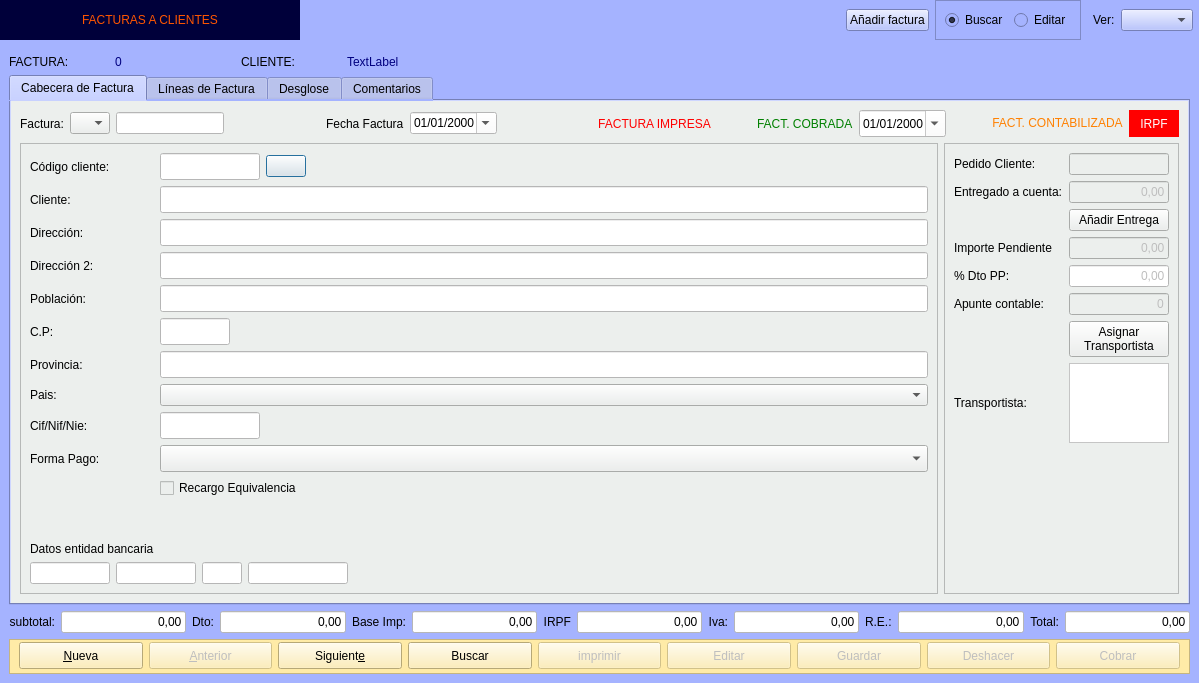
Old version of the form Zona_Ventas/frmfacturas.ui in the repository arcnexus/RedFoX.
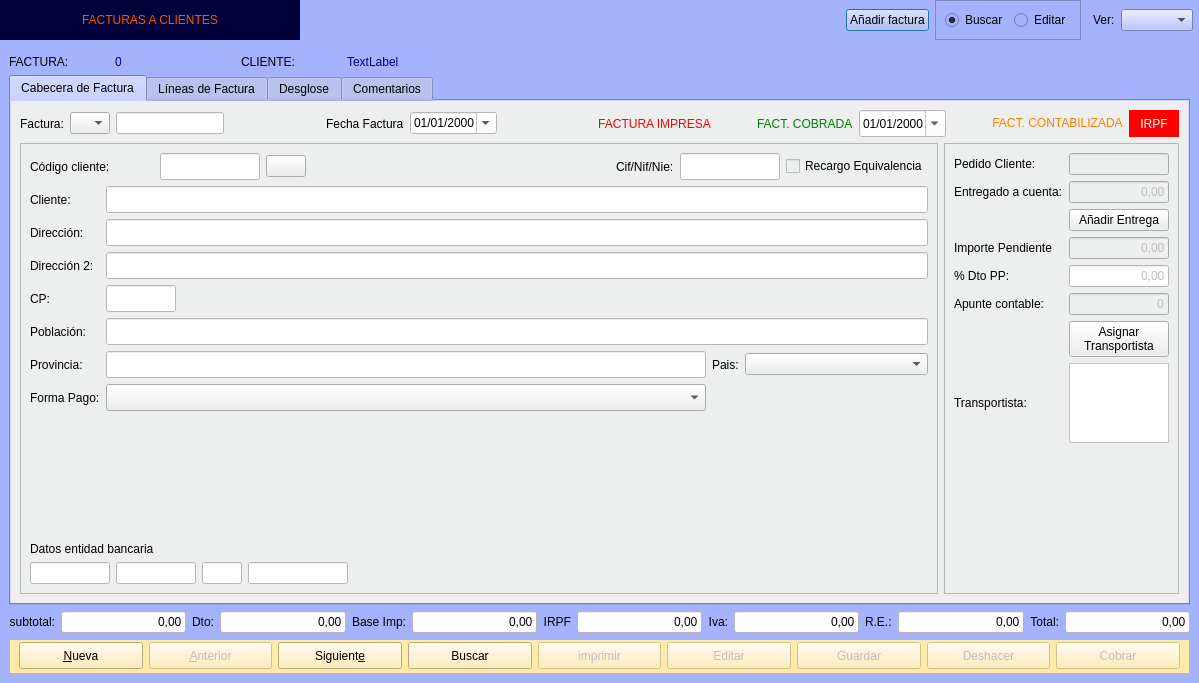
New version of the form. The open tabs and pages were chosen to show the change. Icons and pictures are not drawn.

Commit message: Arreglo desfase tamaño mainwindow a causa de controles frmfacturas.ui

```diff
--- a/Zona_Ventas/frmfacturas.ui
+++ b/Zona_Ventas/frmfacturas.ui
@@ -78,6 +78,65 @@
      </property>
     </spacer>
    </item>
+   <item row="0" column="5">
+    <widget class="QLabel" name="label_34">
+     <property name="maximumSize">
+      <size>
+       <width>80</width>
+       <height>16777215</height>
+      </size>
+     </property>
+     <property name="text">
+      <string>Ver:</string>
+     </property>
+    </widget>
+   </item>
+   <item row="0" column="3">
+    <widget class="QFrame" name="frame_4">
+     <property name="frameShape">
+      <enum>QFrame::StyledPanel</enum>
+     </property>
+     <property name="frameShadow">
+      <enum>QFrame::Raised</enum>
+     </property>
+     <layout class="QHBoxLayout" name="horizontalLayout_7">
+      <item>
+       <widget class="QRadioButton" name="radBuscar">
+        <property name="text">
+         <string>Buscar</string>
+        </property>
+        <property name="checked">
+         <bool>true</bool>
+        </property>
+       </widget>
+      </item>
+      <item>
+       <widget class="QRadioButton" name="radEditar">
+        <property name="text">
+         <string>Editar</string>
+        </property>
+       </widget>
+      </item>
+     </layout>
+    </widget>
+   </item>
+   <item row="0" column="2">
+    <widget class="QPushButton" name="btnAnadir_2">
+     <property name="text">
+      <string>Añadir factura</string>
+     </property>
+     <property name="icon">
+      <iconset resource="../maya.qrc">
+       <normaloff>:/Icons/PNG/add.png</normaloff>:/Icons/PNG/add.png</iconset>
+     </property>
+     <property name="iconSize">
+      <size>
+       <width>15</width>
+       <height>15</height>
+      </size>
+     </property>
+    </widget>
+   </item>
    <item row="1" column="0" colspan="8">
     <widget class="QStackedWidget" name="stackedWidget">
      <property name="currentIndex">
@@ -303,41 +362,15 @@
                <property name="frameShadow">
                 <enum>QFrame::Raised</enum>
                </property>
-               <layout class="QGridLayout" name="gridLayout_3">
-                <item row="15" column="0">
-                 <widget class="QLabel" name="label_23">
+               <layout class="QGridLayout" name="gridLayout_6">
+                <item row="0" column="0">
+                 <widget class="QLabel" name="label_3">
                   <property name="text">
-                   <string>Datos entidad bancaria</string>
+                   <string>Código cliente:</string>
                   </property>
                  </widget>
                 </item>
-                <item row="7" column="1">
-                 <widget class="QLineEdit" name="txtprovincia">
-                  <property name="minimumSize">
-                   <size>
-                    <width>0</width>
-                    <height>27</height>
-                   </size>
-                  </property>
-                  <property name="maximumSize">
-                   <size>
-                    <width>16777215</width>
-                    <height>16777215</height>
-                   </size>
-                  </property>
-                  <property name="styleSheet">
-                   <string notr="true">background-color: rgb(255, 255, 255);</string>
-                  </property>
-                 </widget>
-                </item>
-                <item row="8" column="0">
-                 <widget class="QLabel" name="label_14">
-                  <property name="text">
-                   <string>Pais:</string>
-                  </property>
-                 </widget>
-                </item>
-                <item row="0" column="1">
+                <item row="0" column="2">
                  <layout class="QHBoxLayout" name="horizontalLayout_4">
                   <item>
                    <widget class="QLineEdit" name="txtcodigo_cliente">
@@ -367,6 +400,12 @@
                      <iconset resource="../maya.qrc">
                       <normaloff>:/Icons/PNG/search.png</normaloff>:/Icons/PNG/search.png</iconset>
                     </property>
+                    <property name="iconSize">
+                     <size>
+                      <width>14</width>
+                      <height>14</height>
+                     </size>
+                    </property>
                    </widget>
                   </item>
                   <item>
@@ -382,16 +421,244 @@
                     </property>
                    </spacer>
                   </item>
+                  <item>
+                   <widget class="QLabel" name="label_15">
+                    <property name="text">
+                     <string>Cif/Nif/Nie:</string>
+                    </property>
+                   </widget>
+                  </item>
+                  <item>
+                   <widget class="QLineEdit" name="txtcif">
+                    <property name="minimumSize">
+                     <size>
+                      <width>0</width>
+                      <height>27</height>
+                     </size>
+                    </property>
+                    <property name="maximumSize">
+                     <size>
+                      <width>100</width>
+                      <height>16777215</height>
+                     </size>
+                    </property>
+                    <property name="styleSheet">
+                     <string notr="true">background-color: rgb(255, 255, 255);</string>
+                    </property>
+                   </widget>
+                  </item>
+                  <item>
+                   <widget class="QCheckBox" name="chkrecargo_equivalencia">
+                    <property name="text">
+                     <string>Recargo Equivalencia</string>
+                    </property>
+                    <property name="checkable">
+                     <bool>true</bool>
+                    </property>
+                    <property name="checked">
+                     <bool>false</bool>
+                    </property>
+                   </widget>
+                  </item>
                  </layout>
                 </item>
-                <item row="0" column="0">
-                 <widget class="QLabel" name="label_3">
+                <item row="1" column="0" colspan="3">
+                 <layout class="QGridLayout" name="gridLayout_3">
+                  <item row="1" column="1" colspan="5">
+                   <widget class="QLineEdit" name="txtdireccion1">
+                    <property name="minimumSize">
+                     <size>
+                      <width>0</width>
+                      <height>27</height>
+                     </size>
+                    </property>
+                    <property name="styleSheet">
+                     <string notr="true">background-color: rgb(255, 255, 255);</string>
+                    </property>
+                   </widget>
+                  </item>
+                  <item row="3" column="1">
+                   <widget class="QLineEdit" name="txtcp">
+                    <property name="minimumSize">
+                     <size>
+                      <width>0</width>
+                      <height>27</height>
+                     </size>
+                    </property>
+                    <property name="maximumSize">
+                     <size>
+                      <width>70</width>
+                      <height>16777215</height>
+                     </size>
+                    </property>
+                    <property name="styleSheet">
+                     <string notr="true">background-color: rgb(255, 255, 255);</string>
+                    </property>
+                   </widget>
+                  </item>
+                  <item row="5" column="1">
+                   <widget class="QLineEdit" name="txtprovincia">
+                    <property name="minimumSize">
+                     <size>
+                      <width>0</width>
+                      <height>27</height>
+                     </size>
+                    </property>
+                    <property name="maximumSize">
+                     <size>
+                      <width>16777215</width>
+                      <height>16777215</height>
+                     </size>
+                    </property>
+                    <property name="styleSheet">
+                     <string notr="true">background-color: rgb(255, 255, 255);</string>
+                    </property>
+                   </widget>
+                  </item>
+                  <item row="2" column="1" colspan="5">
+                   <widget class="QLineEdit" name="txtdireccion2">
+                    <property name="minimumSize">
+                     <size>
+                      <width>0</width>
+                      <height>27</height>
+                     </size>
+                    </property>
+                    <property name="styleSheet">
+                     <string notr="true">background-color: rgb(255, 255, 255);</string>
+                    </property>
+                   </widget>
+                  </item>
+                  <item row="6" column="0">
+                   <widget class="QLabel" name="label_20">
+                    <property name="text">
+                     <string>Forma Pago:</string>
+                    </property>
+                   </widget>
+                  </item>
+                  <item row="1" column="0">
+                   <widget class="QLabel" name="label_5">
+                    <property name="text">
+                     <string>Dirección:</string>
+                    </property>
+                   </widget>
+                  </item>
+                  <item row="0" column="0">
+                   <widget class="QLabel" name="label_4">
+                    <property name="text">
+                     <string>Cliente:</string>
+                    </property>
+                   </widget>
+                  </item>
+                  <item row="5" column="0">
+                   <widget class="QLabel" name="label_13">
+                    <property name="text">
+                     <string>Provincia:</string>
+                    </property>
+                   </widget>
+                  </item>
+                  <item row="2" column="0">
+                   <widget class="QLabel" name="label_6">
+                    <property name="text">
+                     <string>Dirección 2:</string>
+                    </property>
+                   </widget>
+                  </item>
+                  <item row="6" column="1">
+                   <widget class="QComboBox" name="txtforma_pago">
+                    <property name="minimumSize">
+                     <size>
+                      <width>0</width>
+                      <height>27</height>
+                     </size>
+                    </property>
+                   </widget>
+                  </item>
+                  <item row="0" column="1" colspan="5">
+                   <widget class="QLineEdit" name="txtcliente">
+                    <property name="minimumSize">
+                     <size>
+                      <width>0</width>
+                      <height>27</height>
+                     </size>
+                    </property>
+                    <property name="styleSheet">
+                     <string notr="true">background-color: rgb(255, 255, 255);</string>
+                    </property>
+                   </widget>
+                  </item>
+                  <item row="4" column="1" colspan="5">
+                   <widget class="QLineEdit" name="txtpoblacion">
+                    <property name="sizePolicy">
+                     <sizepolicy hsizetype="Expanding" vsizetype="Fixed">
+                      <horstretch>0</horstretch>
+                      <verstretch>0</verstretch>
+                     </sizepolicy>
+                    </property>
+                    <property name="minimumSize">
+                     <size>
+                      <width>0</width>
+                      <height>27</height>
+                     </size>
+                    </property>
+                    <property name="styleSheet">
+                     <string notr="true">background-color: rgb(255, 255, 255);</string>
+                    </property>
+                   </widget>
+                  </item>
+                  <item row="4" column="0">
+                   <widget class="QLabel" name="label_7">
+                    <property name="text">
+                     <string>Población:</string>
+                    </property>
+                   </widget>
+                  </item>
+                  <item row="3" column="0">
+                   <widget class="QLabel" name="label_18">
+                    <property name="text">
+                     <string>CP:</string>
+                    </property>
+                   </widget>
+                  </item>
+                  <item row="5" column="2">
+                   <widget class="QLabel" name="label_14">
+                    <property name="text">
+                     <string>Pais:</string>
+                    </property>
+                   </widget>
+                  </item>
+                  <item row="5" column="3" colspan="3">
+                   <widget class="QComboBox" name="comboPais">
+                    <property name="minimumSize">
+                     <size>
+                      <width>183</width>
+                      <height>0</height>
+                     </size>
+                    </property>
+                   </widget>
+                  </item>
+                 </layout>
+                </item>
+                <item row="2" column="1">
+                 <spacer name="verticalSpacer">
+                  <property name="orientation">
+                   <enum>Qt::Vertical</enum>
+                  </property>
+                  <property name="sizeHint" stdset="0">
+                   <size>
+                    <width>20</width>
+                    <height>40</height>
+                   </size>
+                  </property>
+                 </spacer>
+                </item>
+                <item row="3" column="0" colspan="2">
+                 <widget class="QLabel" name="label_23">
                   <property name="text">
-                   <string>Código cliente:</string>
+                   <string>Datos entidad bancaria</string>
                   </property>
                  </widget>
                 </item>
-                <item row="16" column="0" colspan="2">
+                <item row="4" column="0" colspan="3">
                  <layout class="QHBoxLayout" name="horizontalLayout_2">
                   <item>
                    <widget class="QLineEdit" name="txtcodigo_entidad">
@@ -484,197 +751,6 @@
                   </item>
                  </layout>
                 </item>
-                <item row="4" column="0">
-                 <widget class="QLabel" name="label_7">
-                  <property name="text">
-                   <string>Población:</string>
-                  </property>
-                 </widget>
-                </item>
-                <item row="8" column="1">
-                 <widget class="QComboBox" name="comboPais"/>
-                </item>
-                <item row="7" column="0">
-                 <widget class="QLabel" name="label_13">
-                  <property name="text">
-                   <string>Provincia:</string>
-                  </property>
-                 </widget>
-                </item>
-                <item row="11" column="0">
-                 <widget class="QLabel" name="label_15">
-                  <property name="text">
-                   <string>Cif/Nif/Nie:</string>
-                  </property>
-                 </widget>
-                </item>
-                <item row="5" column="1">
-                 <widget class="QLineEdit" name="txtcp">
-                  <property name="minimumSize">
-                   <size>
-                    <width>0</width>
-                    <height>27</height>
-                   </size>
-                  </property>
-                  <property name="maximumSize">
-                   <size>
-                    <width>70</width>
-                    <height>16777215</height>
-                   </size>
-                  </property>
-                  <property name="styleSheet">
-                   <string notr="true">background-color: rgb(255, 255, 255);</string>
-                  </property>
-                 </widget>
-                </item>
-                <item row="5" column="0">
-                 <widget class="QLabel" name="label_18">
-                  <property name="text">
-                   <string>C.P:</string>
-                  </property>
-                 </widget>
-                </item>
-                <item row="3" column="1">
-                 <widget class="QLineEdit" name="txtdireccion2">
-                  <property name="minimumSize">
-                   <size>
-                    <width>0</width>
-                    <height>27</height>
-                   </size>
-                  </property>
-                  <property name="styleSheet">
-                   <string notr="true">background-color: rgb(255, 255, 255);</string>
-                  </property>
-                 </widget>
-                </item>
-                <item row="1" column="1">
-                 <widget class="QLineEdit" name="txtcliente">
-                  <property name="minimumSize">
-                   <size>
-                    <width>0</width>
-                    <height>27</height>
-                   </size>
-                  </property>
-                  <property name="styleSheet">
-                   <string notr="true">background-color: rgb(255, 255, 255);</string>
-                  </property>
-                 </widget>
-                </item>
-                <item row="4" column="1">
-                 <widget class="QLineEdit" name="txtpoblacion">
-                  <property name="sizePolicy">
-                   <sizepolicy hsizetype="Expanding" vsizetype="Fixed">
-                    <horstretch>0</horstretch>
-                    <verstretch>0</verstretch>
-                   </sizepolicy>
-                  </property>
-                  <property name="minimumSize">
-                   <size>
-                    <width>0</width>
-                    <height>27</height>
-                   </size>
-                  </property>
-                  <property name="styleSheet">
-                   <string notr="true">background-color: rgb(255, 255, 255);</string>
-                  </property>
-                 </widget>
-                </item>
-                <item row="1" column="0">
-                 <widget class="QLabel" name="label_4">
-                  <property name="text">
-                   <string>Cliente:</string>
-                  </property>
-                 </widget>
-                </item>
-                <item row="3" column="0">
-                 <widget class="QLabel" name="label_6">
-                  <property name="text">
-                   <string>Dirección 2:</string>
-                  </property>
-                 </widget>
-                </item>
-                <item row="2" column="0">
-                 <widget class="QLabel" name="label_5">
-                  <property name="text">
-                   <string>Dirección:</string>
-                  </property>
-                 </widget>
-                </item>
-                <item row="2" column="1">
-                 <widget class="QLineEdit" name="txtdireccion1">
-                  <property name="minimumSize">
-                   <size>
-                    <width>0</width>
-                    <height>27</height>
-                   </size>
-                  </property>
-                  <property name="styleSheet">
-                   <string notr="true">background-color: rgb(255, 255, 255);</string>
-                  </property>
-                 </widget>
-                </item>
-                <item row="13" column="1">
-                 <widget class="QCheckBox" name="chkrecargo_equivalencia">
-                  <property name="text">
-                   <string>Recargo Equivalencia</string>
-                  </property>
-                  <property name="checkable">
-                   <bool>true</bool>
-                  </property>
-                  <property name="checked">
-                   <bool>false</bool>
-                  </property>
-                 </widget>
-                </item>
-                <item row="11" column="1">
-                 <widget class="QLineEdit" name="txtcif">
-                  <property name="minimumSize">
-                   <size>
-                    <width>0</width>
-                    <height>27</height>
-                   </size>
-                  </property>
-                  <property name="maximumSize">
-                   <size>
-                    <width>100</width>
-                    <height>16777215</height>
-                   </size>
-                  </property>
-                  <property name="styleSheet">
-                   <string notr="true">background-color: rgb(255, 255, 255);</string>
-                  </property>
-                 </widget>
-                </item>
-                <item row="14" column="0">
-                 <spacer name="verticalSpacer">
-                  <property name="orientation">
-                   <enum>Qt::Vertical</enum>
-                  </property>
-                  <property name="sizeHint" stdset="0">
-                   <size>
-                    <width>20</width>
-                    <height>40</height>
-                   </size>
-                  </property>
-                 </spacer>
-                </item>
-                <item row="12" column="1">
-                 <widget class="QComboBox" name="txtforma_pago">
-                  <property name="minimumSize">
-                   <size>
-                    <width>0</width>
-                    <height>27</height>
-                   </size>
-                  </property>
-                 </widget>
-                </item>
-                <item row="12" column="0">
-                 <widget class="QLabel" name="label_20">
-                  <property name="text">
-                   <string>Forma Pago:</string>
-                  </property>
-                 </widget>
-                </item>
                </layout>
               </widget>
              </item>
@@ -693,6 +769,13 @@
                 <enum>QFrame::Raised</enum>
                </property>
                <layout class="QGridLayout" name="gridLayout_4">
+                <item row="5" column="0">
+                 <widget class="QLabel" name="label_31">
+                  <property name="text">
+                   <string>% Dto PP:</string>
+                  </property>
+                 </widget>
+                </item>
                 <item row="8" column="1">
                  <widget class="QTextEdit" name="txtTransportista">
                   <property name="enabled">
@@ -751,13 +834,6 @@
                   </property>
                  </widget>
                 </item>
-                <item row="5" column="0">
-                 <widget class="QLabel" name="label_31">
-                  <property name="text">
-                   <string>% Dto PP:</string>
-                  </property>
-                 </widget>
-                </item>
                 <item row="6" column="1">
                  <widget class="QLineEdit" name="txtAsiento">
                   <property name="enabled">
@@ -842,18 +918,15 @@
                   </property>
                  </widget>
                 </item>
-                <item row="9" column="0">
-                 <spacer name="verticalSpacer_2">
-                  <property name="orientation">
-                   <enum>Qt::Vertical</enum>
-                  </property>
-                  <property name="sizeHint" stdset="0">
+                <item row="0" column="1">
+                 <widget class="QLineEdit" name="txtpedido_cliente">
+                  <property name="maximumSize">
                    <size>
-                    <width>17</width>
-                    <height>37</height>
+                    <width>100</width>
+                    <height>16777215</height>
                    </size>
                   </property>
-                 </spacer>
+                 </widget>
                 </item>
                 <item row="1" column="0">
                  <widget class="QLabel" name="label_21">
@@ -862,16 +935,6 @@
                   </property>
                  </widget>
                 </item>
-                <item row="0" column="1">
-                 <widget class="QLineEdit" name="txtpedido_cliente">
-                  <property name="maximumSize">
-                   <size>
-                    <width>100</width>
-                    <height>16777215</height>
-                   </size>
-                  </property>
-                 </widget>
-                </item>
                 <item row="7" column="1">
                  <widget class="QPushButton" name="btnAsignarTransportista">
                   <property name="text">
@@ -880,6 +943,19 @@
                   </property>
                  </widget>
                 </item>
+                <item row="9" column="0">
+                 <spacer name="verticalSpacer_2">
+                  <property name="orientation">
+                   <enum>Qt::Vertical</enum>
+                  </property>
+                  <property name="sizeHint" stdset="0">
+                   <size>
+                    <width>20</width>
+                    <height>40</height>
+                   </size>
+                  </property>
+                 </spacer>
+                </item>
                </layout>
                <zorder>label_24</zorder>
                <zorder>txtpedido_cliente</zorder>
@@ -888,7 +964,6 @@
                <zorder>anadirEntrega</zorder>
                <zorder>txtimporte_pendiente</zorder>
                <zorder>label_22</zorder>
-               <zorder>verticalSpacer_2</zorder>
                <zorder>label_17</zorder>
                <zorder>txtAsiento</zorder>
                <zorder>label_31</zorder>
@@ -896,6 +971,7 @@
                <zorder>label_33</zorder>
                <zorder>txtTransportista</zorder>
                <zorder>btnAsignarTransportista</zorder>
+               <zorder>verticalSpacer_2</zorder>
               </widget>
              </item>
             </layout>
@@ -2530,65 +2606,6 @@
      </widget>
     </widget>
    </item>
-   <item row="0" column="5">
-    <widget class="QLabel" name="label_34">
-     <property name="maximumSize">
-      <size>
-       <width>80</width>
-       <height>16777215</height>
-      </size>
-     </property>
-     <property name="text">
-      <string>Ver:</string>
-     </property>
-    </widget>
-   </item>
-   <item row="0" column="3">
-    <widget class="QFrame" name="frame_4">
-     <property name="frameShape">
-      <enum>QFrame::StyledPanel</enum>
-     </property>
-     <property name="frameShadow">
-      <enum>QFrame::Raised</enum>
-     </property>
-     <layout class="QHBoxLayout" name="horizontalLayout_7">
-      <item>
-       <widget class="QRadioButton" name="radBuscar">
-        <property name="text">
-         <string>Buscar</string>
-        </property>
-        <property name="checked">
-         <bool>true</bool>
-        </property>
-       </widget>
-      </item>
-      <item>
-       <widget class="QRadioButton" name="radEditar">
-        <property name="text">
-         <string>Editar</string>
-        </property>
-       </widget>
-      </item>
-     </layout>
-    </widget>
-   </item>
-   <item row="0" column="2">
-    <widget class="QPushButton" name="btnAnadir_2">
-     <property name="text">
-      <string>Añadir factura</string>
-     </property>
-     <property name="icon">
-      <iconset resource="../maya.qrc">
-       <normaloff>:/Icons/PNG/add.png</normaloff>:/Icons/PNG/add.png</iconset>
-     </property>
-     <property name="iconSize">
-      <size>
-       <width>15</width>
-       <height>15</height>
-      </size>
-     </property>
-    </widget>
-   </item>
   </layout>
  </widget>
  <tabstops>
```
